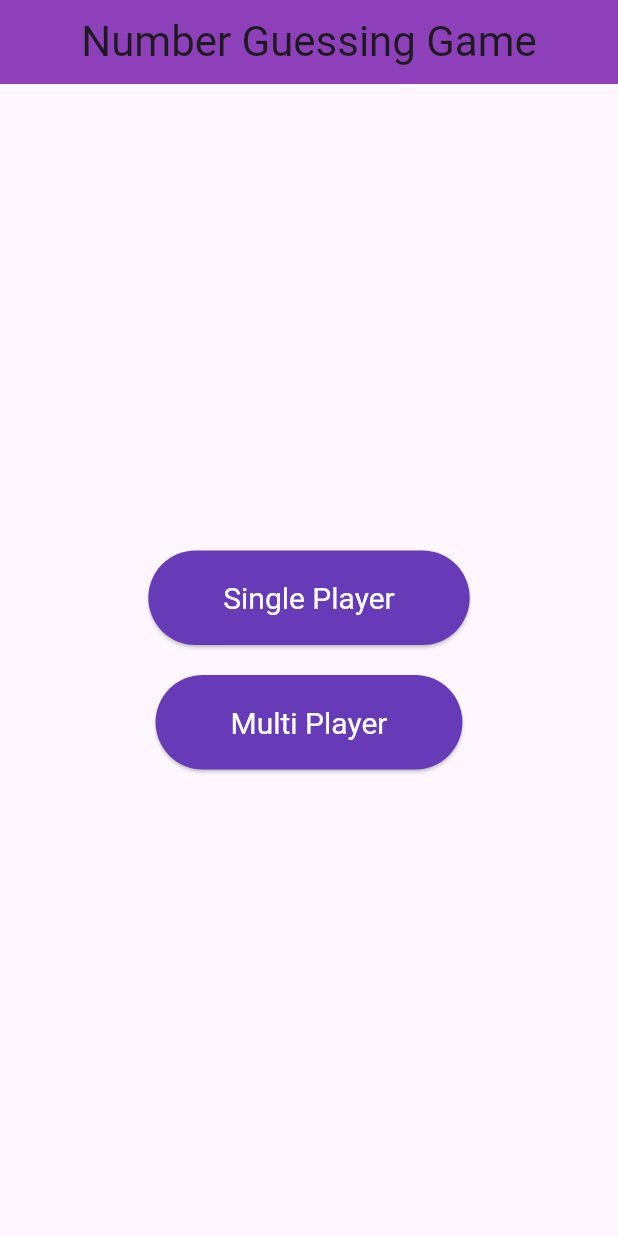
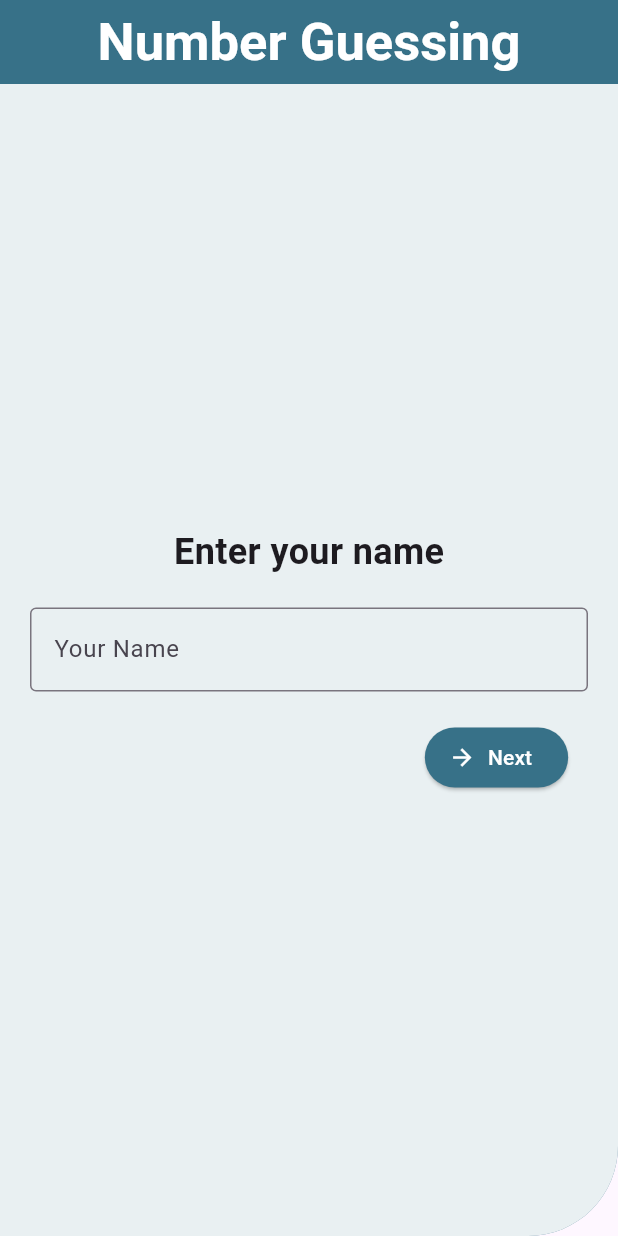
Before and after one commit to GayathraN/Number_Guessing_Game_App, a Flutter app: the screen it shows after launch, on a phone screen of 412 x 824 dp. Run offline on Flutter 3.47's test engine with Material 3 defaults, Android fonts, the phone set to English and light mode, and no system bars; our stand-ins replace confetti; missing offline and left inert: flame_audio.

Commit message:
Number guessing game

```diff
--- /dev/null
+++ b/lib/enterName.dart
@@ -0,0 +1,88 @@
+import 'package:flutter/material.dart';
+import 'instruction.dart';
+
+class EnterNamePage extends StatelessWidget {
+  final TextEditingController _controller = TextEditingController();
+
+  @override
+  Widget build(BuildContext context) {
+    return Scaffold(
+      appBar: AppBar(
+        title: Center(
+          child: Text(
+            'Number Guessing',
+            style: TextStyle(
+              color: Colors.white,
+              fontSize: 35,
+              fontWeight: FontWeight.bold,
+            ),
+          ),
+        ),
+        backgroundColor: Color.fromARGB(255, 55, 113, 136),
+      ),
+      body: Container(
+        decoration: BoxDecoration(
+          color: Color.fromARGB(225, 55, 113, 136),
+          borderRadius: const BorderRadius.only(
+            bottomRight: Radius.circular(60),
+          ),
+        ),
+        child: Container(
+          decoration: BoxDecoration(
+            color: Color.fromARGB(224, 255, 255, 255),
+            borderRadius: const BorderRadius.only(
+              bottomRight: Radius.circular(60),
+            ),
+          ),
+          child: Center(
+            child: Padding(
+              padding: EdgeInsets.all(20.0),
+              child: Column(
+                mainAxisAlignment: MainAxisAlignment.center,
+                children: <Widget>[
+                  Text(
+                    'Enter your name',
+                    style: TextStyle(
+                      fontSize: 24,
+                      fontWeight: FontWeight.bold,
+                    ),
+                  ),
+                  SizedBox(height: 20),
+                  TextField(
+                    controller: _controller,
+                    keyboardType: TextInputType.text,
+                    decoration: InputDecoration(
+                      border: OutlineInputBorder(),
+                      labelText: 'Your Name',
+                    ),
+                  ),
+                  SizedBox(height: 20),
+                  Padding(
+                    padding: const EdgeInsets.only(left: 250.0),
+                    child: ElevatedButton.icon(
+                      onPressed: () {
+                        Navigator.push(
+                          context,
+                          MaterialPageRoute(
+                            builder: (context) =>
+                                InstructionsPage(name: _controller.text),
+                          ),
+                        );
+                      },
+                      icon: Icon(Icons.arrow_forward),
+                      label: Text('Next'),
+                      style: ElevatedButton.styleFrom(
+                        primary: Color.fromARGB(255, 55, 113, 136),
+                        onPrimary: Colors.white,
+                      ),
+                    ),
+                  ),
+                ],
+              ),
+            ),
+          ),
+        ),
+      ),
+    );
+  }
+}
--- a/lib/home.dart
+++ b/lib/home.dart
@@ -1,21 +1,54 @@
 import 'package:flutter/material.dart';
-import 'game.dart';
-
+import 'game.dart'; // Import the GuessingGameScreen
 
 class MainMenuScreen extends StatelessWidget {
+  final String name;
+
+  MainMenuScreen({required this.name});
+
   @override
   Widget build(BuildContext context) {
     return Scaffold(
       appBar: AppBar(
-        title: Center(
-          child: Text(
-            'Number Guessing Game',
-            style: TextStyle(fontSize: 28),
+        title: Text(
+          'Number Guessing',
+          style: TextStyle(
+            color: Colors.white,
+            fontSize: 35,
+            fontWeight: FontWeight.bold,
           ),
         ),
-        backgroundColor: Color.fromARGB(255, 142, 64, 187),
+        backgroundColor: Color.fromARGB(255, 55, 113, 136),
       ),
-      body: Center(
+      body: Column(
+        children: [
+          Container(
+            width: MediaQuery.of(context).size.width,
+            height: 200,
+            color: Colors.white,
+            child: Column(
+              mainAxisAlignment: MainAxisAlignment.center,
+              children: [
+                Text(
+                  'Welcome, $name!!',
+                  style: TextStyle(
+                    fontSize: 24,
+                    fontWeight: FontWeight.bold,
+                  ),
+                ),
+                SizedBox(height: 10),
+                Text(
+                  'Get ready to play!',
+                  style: TextStyle(
+                    fontSize: 18,
+                    color: Colors.grey,
+                  ),
+                ),
+              ],
+            ),
+          ),
+          SizedBox(height: 20),
+          Center(
             child: Column(
               mainAxisAlignment: MainAxisAlignment.center,
               children: <Widget>[
@@ -24,14 +57,13 @@ class MainMenuScreen extends StatelessWidget {
                     Navigator.push(
                       context,
                       MaterialPageRoute(
-                    builder: (context) =>
-                        GuessingGameScreen(singlePlayer: true),
+                        builder: (context) => GuessingGameScreen(singlePlayer: true),
                       ),
                     );
                   },
-              child: Text('Single Player'),
+                  child: Text('Singleplayer'),
                   style: ElevatedButton.styleFrom(
-                primary: Colors.deepPurple,
+                    primary: Color.fromARGB(255, 55, 113, 136),
                     onPrimary: Colors.white,
                     padding: EdgeInsets.symmetric(horizontal: 50, vertical: 20),
                     textStyle: TextStyle(fontSize: 20),
@@ -43,13 +75,13 @@ class MainMenuScreen extends StatelessWidget {
                     Navigator.push(
                       context,
                       MaterialPageRoute(
-                      builder: (context) =>
-                          GuessingGameScreen(singlePlayer: false)),
+                        builder: (context) => GuessingGameScreen(singlePlayer: false),
+                      ),
                     );
                   },
-              child: Text('Multi Player'),
+                  child: Text('Multiplayer'),
                   style: ElevatedButton.styleFrom(
-                primary: Colors.deepPurple,
+                    primary: Color.fromARGB(255, 55, 113, 136),
                     onPrimary: Colors.white,
                     padding: EdgeInsets.symmetric(horizontal: 50, vertical: 20),
                     textStyle: TextStyle(fontSize: 20),
@@ -58,6 +90,8 @@ class MainMenuScreen extends StatelessWidget {
               ],
             ),
           ),
+        ],
+      ),
     );
   }
 }
--- a/lib/main.dart
+++ b/lib/main.dart
@@ -1,5 +1,5 @@
 import 'package:flutter/material.dart';
-import './home.dart';  // Import the MainMenuScreen
+import './entername.dart';
 
 void main() {
   runApp(MyApp());
@@ -13,7 +13,7 @@ class MyApp extends StatelessWidget {
       theme: ThemeData(
         primarySwatch: Colors.blue,
       ),
-      home: MainMenuScreen(), // Set MainMenuScreen as the home screen
+      home: EnterNamePage(), // Set MainMenuScreen as the home screen
     );
   }
 }
--- a/pubspec.yaml
+++ b/pubspec.yaml
@@ -31,6 +31,7 @@ dependencies:
   flutter:
     sdk: flutter
   confetti: ^0.7.0
+  flame_audio: ^2.1.8
 
 
   # The following adds the Cupertino Icons font to your application.
@@ -60,8 +61,9 @@ flutter:
   uses-material-design: true
 
   # To add assets to your application, add an assets section, like this:
-  # assets:
-  #   - images/a_dot_burr.jpeg
+  assets:
+
+     - assets/audio/
   #   - images/a_dot_ham.jpeg
 
   # An image asset can refer to one or more resolution-specific "variants", see
```
Also changed, not shown: lib/game.dart (+102 -34 lines), lib/instruction.dart (added, +209 -0 lines), pubspec.lock, 9 other files. Lines whose indentation alone changed are shown as unchanged.
